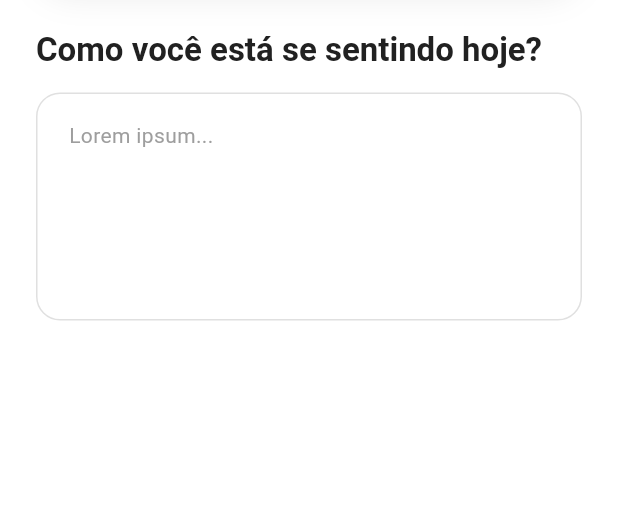
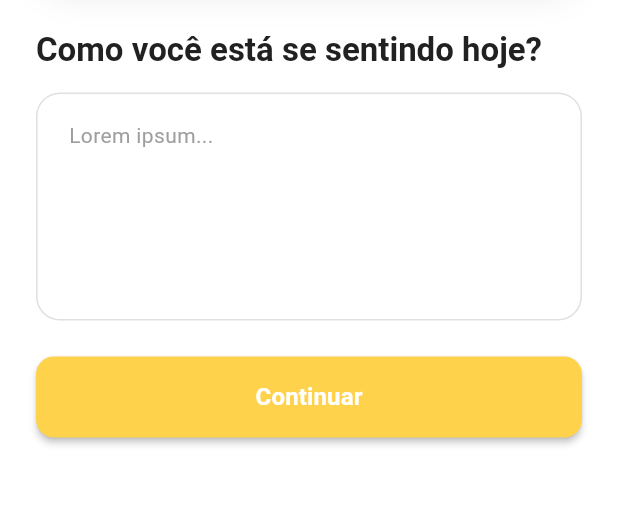
Before and after one commit to heratech-labs/lumi, a Flutter app: the MoodEntryScreen screen opened by its route, on a phone screen of 412 x 824 dp, the part 404-910 px from its top. Run offline on Flutter 3.47's test engine with Material 3 defaults, Android fonts, the phone set to English and light mode, and no system bars; our stand-ins replace firebase_auth, firebase_core, google_sign_in; accounts and stored records are empty; generated files the repository leaves out were written again.

Commit message:
feat: ajustes na página de humor

```diff
--- a/lib/features/mood_tracker/screens/mood_entry_screen.dart
+++ b/lib/features/mood_tracker/screens/mood_entry_screen.dart
@@ -1,7 +1,9 @@
+import 'package:firebase_auth/firebase_auth.dart';
 import 'package:flutter/material.dart';
-import 'package:firebase_auth/firebase_auth.dart';
 
+import '../../../app/config/app_routes.dart';
 import '../../../common/services/date_formatter.dart';
+import '../../../common/widgets/buttons/primary_action_button.dart';
 import '../../../common/widgets/form_fields/multiline_text_field.dart';
 import '../../../common/widgets/layout/welcome_header.dart';
 import '../../../common/widgets/text/screen_title.dart';
@@ -16,12 +18,23 @@ class MoodEntryScreen extends StatefulWidget {
 class _MoodEntryScreenState extends State<MoodEntryScreen> {
   late final TextEditingController _moodController;
   late final String _todayLabel;
+  bool _isButtonEnabled = false;
 
   @override
   void initState() {
     super.initState();
     _moodController = TextEditingController();
+    _moodController.addListener(_updateButtonState);
     _todayLabel = DateFormatter.formatFullDate(DateTime.now());
+  }
+
+  void _updateButtonState() {
+    final isEnabled = _moodController.text.trim().isNotEmpty;
+    if (isEnabled != _isButtonEnabled) {
+      setState(() {
+        _isButtonEnabled = isEnabled;
+      });
+    }
   }
 
   @override
@@ -32,7 +45,7 @@ class _MoodEntryScreenState extends State<MoodEntryScreen> {
 
   @override
   Widget build(BuildContext context) {
-    // Obter nome do usuário do Firebase Auth
+    // Obtendo o usuário autenticado do Firebase
     final user = FirebaseAuth.instance.currentUser;
     final displayName = user?.displayName ?? 'Usuário';
     final firstName = displayName.split(' ').first;
@@ -77,6 +90,15 @@ class _MoodEntryScreenState extends State<MoodEntryScreen> {
                 minLines: 5,
                 maxLines: 8,
               ),
+              const SizedBox(height: 24),
+              PrimaryActionButton(
+                label: 'Continuar',
+                onPressed: _isButtonEnabled
+                    ? () {
+                        Navigator.pushNamed(context, AppRoutes.home);
+                      }
+                    : () {},
+              ),
             ],
           ),
         ),
```
